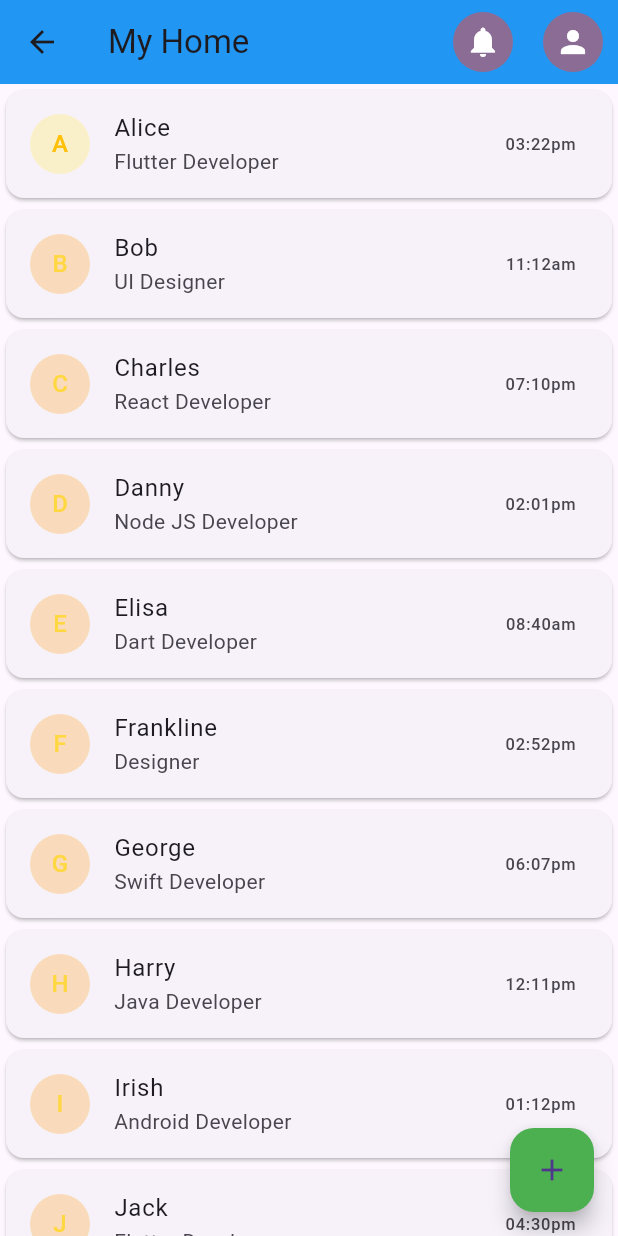
After one commit to Deepsonstha/Base-Project, a Flutter app: the MyHomePage screen opened directly, on a phone screen of 412 x 824 dp. The commit adds this screen. Run offline on Flutter 3.47's test engine with Material 3 defaults, Android fonts, the phone set to English and light mode, and no system bars; drawn by our look-alikes of showcaseview; our stand-ins replace connectivity_plus, dartz, dio, flutter_bloc, flutter_local_notifications, flutter_screenutil and 6 more; accounts and stored records are empty; network calls fail.

Commit message:
don't know

```diff
--- a/lib/config/routes/routes.dart
+++ b/lib/config/routes/routes.dart
@@ -1,10 +1,13 @@
+import 'package:base_project/features/custom_showcase_view/my_showcase_view.dart';
 import 'package:base_project/features/profile/presentation/pages/profile_page.dart';
 import 'package:go_router/go_router.dart';
+import 'package:showcaseview/showcaseview.dart';
 
 class AppRoute {
   static const String homeRoute = "/home";
   static const String profileRoute = "/profile";
   static const String thirdRoute = "/third";
+  static const String showCaseview = "/showCaseview";
 
   GoRouter router = GoRouter(
     initialLocation: profileRoute,
@@ -13,6 +16,15 @@ class AppRoute {
         path: profileRoute,
         builder: (context, state) {
           return const ProfileScreen();
+        },
+      ),
+
+      GoRoute(
+        path: showCaseview,
+        builder: (context, state) {
+          return ShowCaseWidget(
+            builder: (context) => const MyHomePage(title: "My Home"),
+          );
         },
       ),
       // GoRoute(
--- a/lib/core/constants/images_constants.dart
+++ b/lib/core/constants/images_constants.dart
@@ -0,0 +1,4 @@
+class AppImages {
+  AppImages._();
+  static const String imageName = '';
+}
--- /dev/null
+++ b/lib/features/custom_showcase_view/Components/app_bar.dart
@@ -0,0 +1,14 @@
+import 'package:flutter/material.dart';
+
+
+AppBar buildAppBar({
+  required String appBarTitle,
+  bool? centerTitle,
+  List<Widget>? actionWidgets,
+}) =>
+    AppBar(
+      title: Text(appBarTitle),
+      centerTitle: centerTitle ?? false,
+      backgroundColor: Colors.blue,
+      actions: actionWidgets ?? [],
+    );
--- /dev/null
+++ b/lib/features/custom_showcase_view/Components/show_case_widget.dart
@@ -0,0 +1,28 @@
+import 'package:flutter/material.dart';
+import 'package:showcaseview/showcaseview.dart';
+
+class ShowCaseView extends StatelessWidget {
+  const ShowCaseView(
+      {Key? key,
+      required this.globalKey,
+      required this.title,
+      required this.description,
+      required this.child,
+      this.shapeBorder = const CircleBorder()})
+      : super(key: key);
+
+  final GlobalKey globalKey;
+  final String title;
+  final String description;
+  final Widget child;
+  final ShapeBorder shapeBorder;
+  @override
+  Widget build(BuildContext context) {
+    return Showcase(
+        key: globalKey,
+        title: title,
+        description: description,
+        // shapeBorder: shapeBorder,
+        child: child);
+  }
+}
--- /dev/null
+++ b/lib/features/custom_showcase_view/Widgets/a_app_bar_action.dart
@@ -0,0 +1,24 @@
+import 'package:flutter/material.dart';
+
+
+class AppBarAction extends StatelessWidget {
+  const AppBarAction({super.key, required this.icondata, required this.appBarFun});
+
+  final IconData icondata;
+  final Function appBarFun;
+
+  @override
+  Widget build(BuildContext context) {
+    return Padding(
+      padding: const EdgeInsets.symmetric(horizontal: 10),
+      child: CircleAvatar(
+        backgroundColor: Colors.red.withOpacity(0.5),
+        child: IconButton(
+          icon: Icon(icondata),
+          color: Colors.white,
+          onPressed: () => appBarFun(),
+        ),
+      ),
+    );
+  }
+}
--- /dev/null
+++ b/lib/features/custom_showcase_view/Widgets/b_list_view.dart
@@ -0,0 +1,81 @@
+import 'package:base_project/features/custom_showcase_view/Components/show_case_widget.dart';
+import 'package:flutter/material.dart';
+
+class ListViewBldr extends StatefulWidget {
+  const ListViewBldr({super.key, required this.globaleKey});
+
+  final GlobalKey globaleKey;
+  @override
+  State<ListViewBldr> createState() => _ListViewBldrState();
+}
+
+class _ListViewBldrState extends State<ListViewBldr> {
+  @override
+  Widget build(BuildContext context) {
+    return ListView.builder(
+        itemCount: listData.length,
+        itemBuilder: (context, index) {
+          return index == 0 ? buildShowcaseView(index) : buildnonShowcaseView(index);
+        });
+  }
+
+  Widget buildShowcaseView(int index) => Card(
+        child: ListTile(
+          leading: ShowCaseView(
+            globalKey: widget.globaleKey,
+            title: 'Profile Picture',
+            description: 'User\'s profile picture appears here.',
+            child: CircleAvatar(
+              backgroundColor: Colors.yellow.withOpacity(0.25),
+              child: Text(
+                listData[index].name[0],
+                style: const TextStyle(color: Colors.amber),
+              ),
+            ),
+          ),
+          title: Text(listData[index].name),
+          subtitle: Text(listData[index].description),
+          trailing: Text(listData[index].time),
+        ),
+      );
+
+  Widget buildnonShowcaseView(int index) => Card(
+        child: ListTile(
+          leading: CircleAvatar(
+            backgroundColor: Colors.orange.withOpacity(0.25),
+            child: Text(
+              listData[index].name[0],
+              style: const TextStyle(color: Colors.amberAccent),
+            ),
+          ),
+          title: Text(listData[index].name),
+          subtitle: Text(listData[index].description),
+          trailing: Text(listData[index].time),
+        ),
+      );
+}
+
+class ListData {
+  final String name;
+  final String time;
+  final String description;
+
+  ListData({
+    required this.name,
+    required this.time,
+    required this.description,
+  });
+}
+
+List<ListData> listData = [
+  ListData(name: 'Alice', time: '03:22pm', description: 'Flutter Developer'),
+  ListData(name: 'Bob', time: '11:12am', description: 'UI Designer'),
+  ListData(name: 'Charles', time: '07:10pm', description: 'React Developer'),
+  ListData(name: 'Danny', time: '02:01pm', description: 'Node JS Developer'),
+  ListData(name: 'Elisa', time: '08:40am', description: 'Dart Developer'),
+  ListData(name: 'Frankline', time: '02:52pm', description: 'Designer'),
+  ListData(name: 'George', time: '06:07pm', description: 'Swift Developer'),
+  ListData(name: 'Harry', time: '12:11pm', description: 'Java Developer'),
+  ListData(name: 'Irish', time: '01:12pm', description: 'Android Developer'),
+  ListData(name: 'Jack', time: '04:30pm', description: 'Flutter Developer'),
+];
--- /dev/null
+++ b/lib/features/custom_showcase_view/my_showcase_view.dart
@@ -0,0 +1,53 @@
+import 'package:base_project/features/custom_showcase_view/Components/app_bar.dart';
+import 'package:base_project/features/custom_showcase_view/Components/show_case_widget.dart';
+import 'package:base_project/features/custom_showcase_view/Widgets/a_app_bar_action.dart';
+import 'package:base_project/features/custom_showcase_view/Widgets/b_list_view.dart';
+import 'package:flutter/material.dart';
+import 'package:showcaseview/showcaseview.dart';
+
+class MyHomePage extends StatefulWidget {
+  const MyHomePage({super.key, required this.title});
+
+  final String title;
+
+  @override
+  State<MyHomePage> createState() => _MyHomePageState();
+}
+
+class _MyHomePageState extends State<MyHomePage> {
+  final GlobalKey globalKeyOne = GlobalKey();
+  final GlobalKey globalKeyTwo = GlobalKey();
+  final GlobalKey globalKeyThree = GlobalKey();
+  final GlobalKey globalKeyFour = GlobalKey();
+
+  @override
+  void initState() {
+    WidgetsBinding.instance.addPostFrameCallback((_) => ShowCaseWidget.of(context).startShowCase([globalKeyOne, globalKeyTwo, globalKeyThree, globalKeyFour]));
+    super.initState();
+  }
+
+  @override
+  Widget build(BuildContext context) {
+    return Scaffold(
+      appBar: buildAppBar(
+        appBarTitle: widget.title,
+        centerTitle: false,
+        actionWidgets: [
+          ShowCaseView(globalKey: globalKeyOne, title: 'Notifications', description: 'All your notifications appear here.', child: AppBarAction(icondata: Icons.notifications, appBarFun: () {})),
+          ShowCaseView(globalKey: globalKeyTwo, title: 'Profile', description: 'Edit your profile details here.', child: AppBarAction(icondata: Icons.person, appBarFun: () {}))
+        ],
+      ),
+      body: ListViewBldr(globaleKey: globalKeyThree),
+      floatingActionButton: ShowCaseView(
+        globalKey: globalKeyFour,
+        title: 'Add Users',
+        description: 'Add new user data by clicking this button.',
+        child: FloatingActionButton(
+          onPressed: () {},
+          backgroundColor: Colors.green,
+          child: const Icon(Icons.add),
+        ),
+      ),
+    );
+  }
+}
--- a/pubspec.yaml
+++ b/pubspec.yaml
@@ -28,6 +28,7 @@ dependencies:
   flutter_client_sse: ^2.0.3
   sse_channel: ^0.1.1
   http: ^1.2.2
+  showcaseview: ^3.0.0
 
 dev_dependencies:
   flutter_test:
```
Also changed, not shown: lib/core/network_services/local_service/hive/hive_setup.dart (+11 -11 lines), lib/features/custom_showcase_view/Components/spacer.dart (added, +27 -0 lines), lib/features/custom_showcase_view/custom_show_case_view.dart (added, +95 -0 lines), pubspec.lock.
